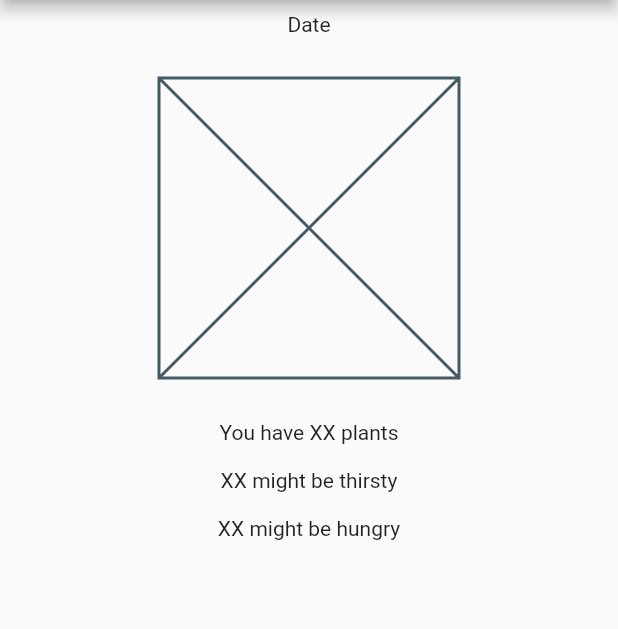
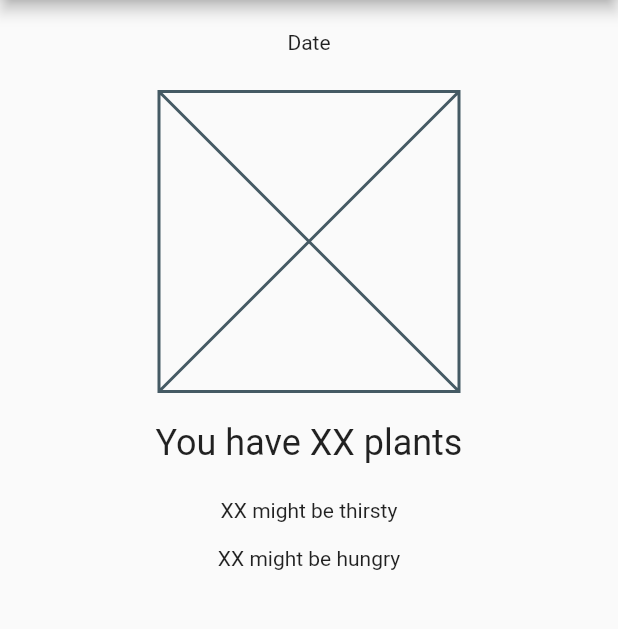
Before and after one commit to c-gasiciel/plant-tracker, a Flutter app: the screen it shows after launch, on a phone screen of 412 x 824 dp, the part 84-713 px from its top. Run offline on Flutter 3.47's test engine with Material 2 defaults, Android fonts, the light colour scheme and no system bars.

Commit message:
Added some text styling

```diff
--- a/lib/main_screen.dart
+++ b/lib/main_screen.dart
@@ -21,20 +21,28 @@ class MainScreen extends StatelessWidget{
       appBar: AppBar(title: Text(title)),
       body: Column(
         children: [
-          paddedText(8.0, 'Date'),
-          CenteredPlaceholder(padding: 20),
-          paddedText(8.0, 'You have XX plants'),
-          paddedText(8.0, 'XX might be thirsty'),
-          paddedText(8.0, 'XX might be hungry'),
+          paddedText(context, 20.0, 'Date'),
+          CenteredPlaceholder(padding: 5),
+          headerText(context, 15.0, 'You have XX plants'),
+          paddedText(context, 8.0, 'XX might be thirsty'),
+          paddedText(context, 8.0, 'XX might be hungry'),
         ],
       )
     );//Scaffold
   }
 
-  Widget paddedText(double padding, String text){
+  Widget headerText(BuildContext context, double padding, String text){
     return Padding(
       padding: EdgeInsets.all(padding),
-      child: Text(text),
+      child: Text(text,
+            style: Theme.of(context).textTheme.headline5,)
+    );
+  }
+
+  Widget paddedText(BuildContext context, double padding, String text){
+    return Padding(
+      padding: EdgeInsets.all(padding),
+      child: Text(text)
     );
   }
 }
```
